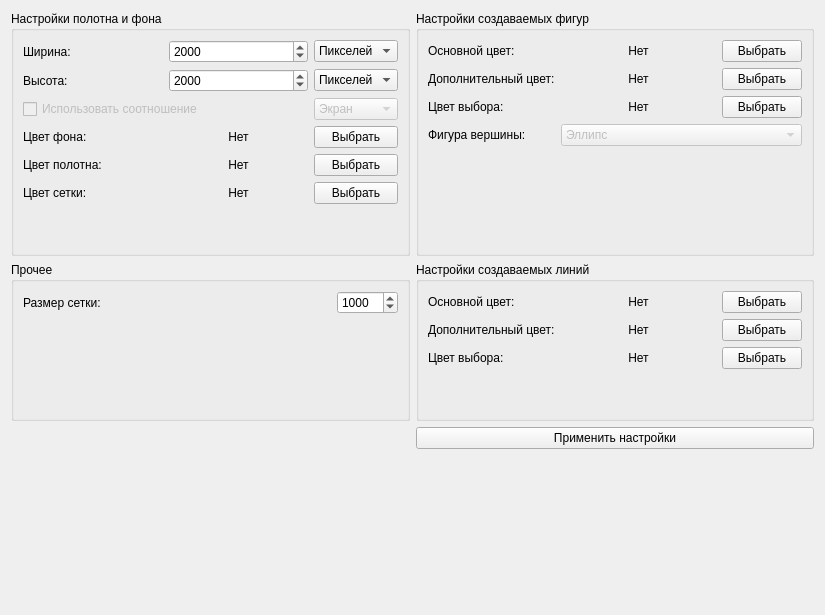
Above: Libraries/EditorForm/src/grapheditorsettingsform.ui from VinTRiZz/GraphEditor before the change. Below: the same form after it.
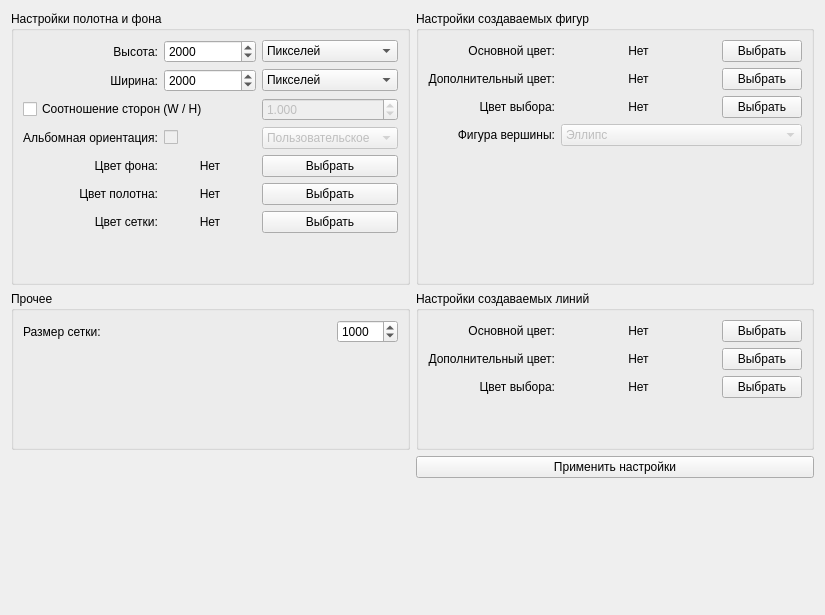
That is the form after the change.

Commit message: Добавил соотношение сторон в настройки

```diff
--- a/Libraries/EditorForm/src/grapheditorsettingsform.ui
+++ b/Libraries/EditorForm/src/grapheditorsettingsform.ui
@@ -75,43 +75,13 @@
       <string>Настройки полотна и фона</string>
      </property>
      <layout class="QGridLayout" name="gridLayout">
-      <item row="5" column="1">
-       <widget class="QLabel" name="label_colorGrid">
-        <property name="sizePolicy">
-         <sizepolicy hsizetype="Expanding" vsizetype="Preferred">
-          <horstretch>0</horstretch>
-          <verstretch>0</verstretch>
-         </sizepolicy>
-        </property>
-        <property name="text">
-         <string>Нет</string>
-        </property>
-        <property name="alignment">
-         <set>Qt::AlignCenter</set>
-        </property>
-       </widget>
-      </item>
-      <item row="2" column="0" colspan="2">
-       <widget class="QCheckBox" name="checkBox_calcSizes">
-        <property name="enabled">
-         <bool>false</bool>
-        </property>
-        <property name="text">
-         <string>Использовать соотношение</string>
-        </property>
-       </widget>
-      </item>
-      <item row="4" column="0">
-       <widget class="QLabel" name="label_cc">
-        <property name="sizePolicy">
-         <sizepolicy hsizetype="Preferred" vsizetype="Preferred">
-          <horstretch>0</horstretch>
-          <verstretch>0</verstretch>
-         </sizepolicy>
-        </property>
-        <property name="text">
-         <string>Цвет полотна:</string>
-        </property>
+      <item row="1" column="2">
+       <widget class="QComboBox" name="comboBox_heightType">
+        <item>
+         <property name="text">
+          <string>Пикселей</string>
+         </property>
+        </item>
        </widget>
       </item>
       <item row="1" column="0">
@@ -125,64 +95,21 @@
         <property name="text">
          <string>Высота:</string>
         </property>
-       </widget>
-      </item>
-      <item row="0" column="2">
-       <widget class="QComboBox" name="comboBox_widthType">
-        <item>
-         <property name="text">
-          <string>Пикселей</string>
-         </property>
-        </item>
-       </widget>
-      </item>
-      <item row="4" column="2">
-       <widget class="QPushButton" name="pushButton_selectColorCanvas">
-        <property name="sizePolicy">
-         <sizepolicy hsizetype="Preferred" vsizetype="Fixed">
-          <horstretch>0</horstretch>
-          <verstretch>0</verstretch>
-         </sizepolicy>
-        </property>
-        <property name="text">
-         <string>Выбрать</string>
-        </property>
-       </widget>
-      </item>
-      <item row="4" column="1">
-       <widget class="QLabel" name="label_colorCanvas">
-        <property name="sizePolicy">
-         <sizepolicy hsizetype="Expanding" vsizetype="Preferred">
-          <horstretch>0</horstretch>
-          <verstretch>0</verstretch>
-         </sizepolicy>
-        </property>
-        <property name="text">
-         <string>Нет</string>
-        </property>
         <property name="alignment">
-         <set>Qt::AlignCenter</set>
+         <set>Qt::AlignRight|Qt::AlignTrailing|Qt::AlignVCenter</set>
         </property>
        </widget>
       </item>
-      <item row="3" column="2">
-       <widget class="QPushButton" name="pushButton_selectColorTheme">
-        <property name="sizePolicy">
-         <sizepolicy hsizetype="Preferred" vsizetype="Fixed">
-          <horstretch>0</horstretch>
-          <verstretch>0</verstretch>
-         </sizepolicy>
-        </property>
-        <property name="text">
-         <string>Выбрать</string>
-        </property>
-       </widget>
-      </item>
-      <item row="2" column="2">
+      <item row="5" column="2">
        <widget class="QComboBox" name="comboBox_calcSizesType">
         <property name="enabled">
          <bool>false</bool>
         </property>
+        <item>
+         <property name="text">
+          <string>Пользовательское</string>
+         </property>
+        </item>
         <item>
          <property name="text">
           <string>Экран</string>
@@ -213,57 +140,70 @@
           <string>А0</string>
          </property>
         </item>
-       </widget>
-      </item>
-      <item row="0" column="1">
-       <widget class="QSpinBox" name="spinBox_width">
-        <property name="minimum">
-         <number>100</number>
-        </property>
-        <property name="maximum">
-         <number>100000</number>
-        </property>
-        <property name="stepType">
-         <enum>QAbstractSpinBox::AdaptiveDecimalStepType</enum>
-        </property>
-        <property name="value">
-         <number>2000</number>
-        </property>
-       </widget>
-      </item>
-      <item row="3" column="1">
-       <widget class="QLabel" name="label_colorTheme">
-        <property name="sizePolicy">
-         <sizepolicy hsizetype="Expanding" vsizetype="Preferred">
-          <horstretch>0</horstretch>
-          <verstretch>0</verstretch>
-         </sizepolicy>
-        </property>
-        <property name="text">
-         <string>Нет</string>
-        </property>
-        <property name="alignment">
-         <set>Qt::AlignCenter</set>
-        </property>
-       </widget>
-      </item>
-      <item row="1" column="1">
-       <widget class="QSpinBox" name="spinBox_height">
-        <property name="minimum">
-         <number>100</number>
-        </property>
-        <property name="maximum">
-         <number>100000</number>
-        </property>
-        <property name="stepType">
-         <enum>QAbstractSpinBox::AdaptiveDecimalStepType</enum>
-        </property>
-        <property name="value">
-         <number>2000</number>
-        </property>
+        <item>
+         <property name="text">
+          <string>А1</string>
+         </property>
+        </item>
+        <item>
+         <property name="text">
+          <string>А2</string>
+         </property>
+        </item>
+        <item>
+         <property name="text">
+          <string>А3</string>
+         </property>
+        </item>
+        <item>
+         <property name="text">
+          <string>А4</string>
+         </property>
+        </item>
+        <item>
+         <property name="text">
+          <string>А5</string>
+         </property>
+        </item>
        </widget>
       </item>
       <item row="5" column="0">
+       <widget class="QLabel" name="label">
+        <property name="text">
+         <string>Альбомная ориентация:</string>
+        </property>
+        <property name="alignment">
+         <set>Qt::AlignRight|Qt::AlignTrailing|Qt::AlignVCenter</set>
+        </property>
+       </widget>
+      </item>
+      <item row="7" column="2">
+       <widget class="QPushButton" name="pushButton_selectColorCanvas">
+        <property name="sizePolicy">
+         <sizepolicy hsizetype="Preferred" vsizetype="Fixed">
+          <horstretch>0</horstretch>
+          <verstretch>0</verstretch>
+         </sizepolicy>
+        </property>
+        <property name="text">
+         <string>Выбрать</string>
+        </property>
+       </widget>
+      </item>
+      <item row="9" column="1">
+       <spacer name="verticalSpacer">
+        <property name="orientation">
+         <enum>Qt::Vertical</enum>
+        </property>
+        <property name="sizeHint" stdset="0">
+         <size>
+          <width>20</width>
+          <height>40</height>
+         </size>
+        </property>
+       </spacer>
+      </item>
+      <item row="8" column="0">
        <widget class="QLabel" name="label_cg">
         <property name="sizePolicy">
          <sizepolicy hsizetype="Preferred" vsizetype="Preferred">
@@ -274,9 +214,105 @@
         <property name="text">
          <string>Цвет сетки:</string>
         </property>
+        <property name="alignment">
+         <set>Qt::AlignRight|Qt::AlignTrailing|Qt::AlignVCenter</set>
+        </property>
        </widget>
       </item>
-      <item row="3" column="0">
+      <item row="7" column="0">
+       <widget class="QLabel" name="label_cc">
+        <property name="sizePolicy">
+         <sizepolicy hsizetype="Preferred" vsizetype="Preferred">
+          <horstretch>0</horstretch>
+          <verstretch>0</verstretch>
+         </sizepolicy>
+        </property>
+        <property name="text">
+         <string>Цвет полотна:</string>
+        </property>
+        <property name="alignment">
+         <set>Qt::AlignRight|Qt::AlignTrailing|Qt::AlignVCenter</set>
+        </property>
+       </widget>
+      </item>
+      <item row="5" column="1">
+       <widget class="QCheckBox" name="checkBox_isAlbumOrientation">
+        <property name="enabled">
+         <bool>false</bool>
+        </property>
+        <property name="text">
+         <string/>
+        </property>
+       </widget>
+      </item>
+      <item row="8" column="1">
+       <widget class="QLabel" name="label_colorGrid">
+        <property name="sizePolicy">
+         <sizepolicy hsizetype="Expanding" vsizetype="Preferred">
+          <horstretch>0</horstretch>
+          <verstretch>0</verstretch>
+         </sizepolicy>
+        </property>
+        <property name="text">
+         <string>Нет</string>
+        </property>
+        <property name="alignment">
+         <set>Qt::AlignCenter</set>
+        </property>
+       </widget>
+      </item>
+      <item row="4" column="2">
+       <widget class="QDoubleSpinBox" name="doubleSpinBox_multiplyCoefficient">
+        <property name="enabled">
+         <bool>false</bool>
+        </property>
+        <property name="decimals">
+         <number>3</number>
+        </property>
+        <property name="minimum">
+         <double>0.001000000000000</double>
+        </property>
+        <property name="maximum">
+         <double>100.000000000000000</double>
+        </property>
+        <property name="value">
+         <double>1.000000000000000</double>
+        </property>
+       </widget>
+      </item>
+      <item row="6" column="1">
+       <widget class="QLabel" name="label_colorTheme">
+        <property name="sizePolicy">
+         <sizepolicy hsizetype="Expanding" vsizetype="Preferred">
+          <horstretch>0</horstretch>
+          <verstretch>0</verstretch>
+         </sizepolicy>
+        </property>
+        <property name="text">
+         <string>Нет</string>
+        </property>
+        <property name="alignment">
+         <set>Qt::AlignCenter</set>
+        </property>
+       </widget>
+      </item>
+      <item row="1" column="1">
+       <widget class="QSpinBox" name="spinBox_height">
+        <property name="minimum">
+         <number>100</number>
+        </property>
+        <property name="maximum">
+         <number>100000</number>
+        </property>
+        <property name="stepType">
+         <enum>QAbstractSpinBox::AdaptiveDecimalStepType</enum>
+        </property>
+        <property name="value">
+         <number>2000</number>
+        </property>
+       </widget>
+      </item>
+      <item row="6" column="0">
        <widget class="QLabel" name="label_ct">
         <property name="sizePolicy">
          <sizepolicy hsizetype="Preferred" vsizetype="Preferred">
@@ -287,9 +323,41 @@
         <property name="text">
          <string>Цвет фона:</string>
         </property>
+        <property name="alignment">
+         <set>Qt::AlignRight|Qt::AlignTrailing|Qt::AlignVCenter</set>
+        </property>
        </widget>
       </item>
-      <item row="5" column="2">
+      <item row="7" column="1">
+       <widget class="QLabel" name="label_colorCanvas">
+        <property name="sizePolicy">
+         <sizepolicy hsizetype="Expanding" vsizetype="Preferred">
+          <horstretch>0</horstretch>
+          <verstretch>0</verstretch>
+         </sizepolicy>
+        </property>
+        <property name="text">
+         <string>Нет</string>
+        </property>
+        <property name="alignment">
+         <set>Qt::AlignCenter</set>
+        </property>
+       </widget>
+      </item>
+      <item row="6" column="2">
+       <widget class="QPushButton" name="pushButton_selectColorTheme">
+        <property name="sizePolicy">
+         <sizepolicy hsizetype="Preferred" vsizetype="Fixed">
+          <horstretch>0</horstretch>
+          <verstretch>0</verstretch>
+         </sizepolicy>
+        </property>
+        <property name="text">
+         <string>Выбрать</string>
+        </property>
+       </widget>
+      </item>
+      <item row="8" column="2">
        <widget class="QPushButton" name="pushButton_selectColorGrid">
         <property name="sizePolicy">
          <sizepolicy hsizetype="Preferred" vsizetype="Fixed">
@@ -302,7 +370,20 @@
         </property>
        </widget>
       </item>
-      <item row="0" column="0">
+      <item row="4" column="0" colspan="2">
+       <widget class="QCheckBox" name="checkBox_calcSizes">
+        <property name="enabled">
+         <bool>true</bool>
+        </property>
+        <property name="toolTip">
+         <string>Соотношение сторон в альбомной ориентации</string>
+        </property>
+        <property name="text">
+         <string>Соотношение сторон (W / H)</string>
+        </property>
+       </widget>
+      </item>
+      <item row="2" column="0">
        <widget class="QLabel" name="label_w">
         <property name="sizePolicy">
          <sizepolicy hsizetype="Expanding" vsizetype="Preferred">
@@ -313,10 +394,29 @@
         <property name="text">
          <string>Ширина:</string>
         </property>
+        <property name="alignment">
+         <set>Qt::AlignRight|Qt::AlignTrailing|Qt::AlignVCenter</set>
+        </property>
        </widget>
       </item>
-      <item row="1" column="2">
-       <widget class="QComboBox" name="comboBox_heightType">
+      <item row="2" column="1">
+       <widget class="QSpinBox" name="spinBox_width">
+        <property name="minimum">
+         <number>100</number>
+        </property>
+        <property name="maximum">
+         <number>100000</number>
+        </property>
+        <property name="stepType">
+         <enum>QAbstractSpinBox::AdaptiveDecimalStepType</enum>
+        </property>
+        <property name="value">
+         <number>2000</number>
+        </property>
+       </widget>
+      </item>
+      <item row="2" column="2">
+       <widget class="QComboBox" name="comboBox_widthType">
         <item>
          <property name="text">
           <string>Пикселей</string>
@@ -324,19 +424,6 @@
         </item>
        </widget>
       </item>
-      <item row="6" column="1">
-       <spacer name="verticalSpacer">
-        <property name="orientation">
-         <enum>Qt::Vertical</enum>
-        </property>
-        <property name="sizeHint" stdset="0">
-         <size>
-          <width>20</width>
-          <height>40</height>
-         </size>
-        </property>
-       </spacer>
-      </item>
      </layout>
     </widget>
    </item>
@@ -415,6 +502,9 @@
         <property name="text">
          <string>Дополнительный цвет:</string>
         </property>
+        <property name="alignment">
+         <set>Qt::AlignRight|Qt::AlignTrailing|Qt::AlignVCenter</set>
+        </property>
        </widget>
       </item>
       <item row="0" column="1">
@@ -457,6 +547,9 @@
         <property name="text">
          <string>Цвет выбора:</string>
         </property>
+        <property name="alignment">
+         <set>Qt::AlignRight|Qt::AlignTrailing|Qt::AlignVCenter</set>
+        </property>
        </widget>
       </item>
       <item row="0" column="0">
@@ -470,6 +563,9 @@
         <property name="text">
          <string>Основной цвет:</string>
         </property>
+        <property name="alignment">
+         <set>Qt::AlignRight|Qt::AlignTrailing|Qt::AlignVCenter</set>
+        </property>
        </widget>
       </item>
       <item row="3" column="1">
@@ -567,6 +663,9 @@
         <property name="text">
          <string>Фигура вершины:</string>
         </property>
+        <property name="alignment">
+         <set>Qt::AlignRight|Qt::AlignTrailing|Qt::AlignVCenter</set>
+        </property>
        </widget>
       </item>
       <item row="1" column="1">
@@ -596,6 +695,9 @@
         <property name="text">
          <string>Основной цвет:</string>
         </property>
+        <property name="alignment">
+         <set>Qt::AlignRight|Qt::AlignTrailing|Qt::AlignVCenter</set>
+        </property>
        </widget>
       </item>
       <item row="2" column="1">
@@ -641,6 +743,9 @@
         <property name="text">
          <string>Дополнительный цвет:</string>
         </property>
+        <property name="alignment">
+         <set>Qt::AlignRight|Qt::AlignTrailing|Qt::AlignVCenter</set>
+        </property>
        </widget>
       </item>
       <item row="2" column="0">
@@ -654,6 +759,9 @@
         <property name="text">
          <string>Цвет выбора:</string>
         </property>
+        <property name="alignment">
+         <set>Qt::AlignRight|Qt::AlignTrailing|Qt::AlignVCenter</set>
+        </property>
        </widget>
       </item>
       <item row="0" column="2">
```
Left out of the diff: 20 changed lines with no effect on the pictures. The commit also changes 2 other files.
